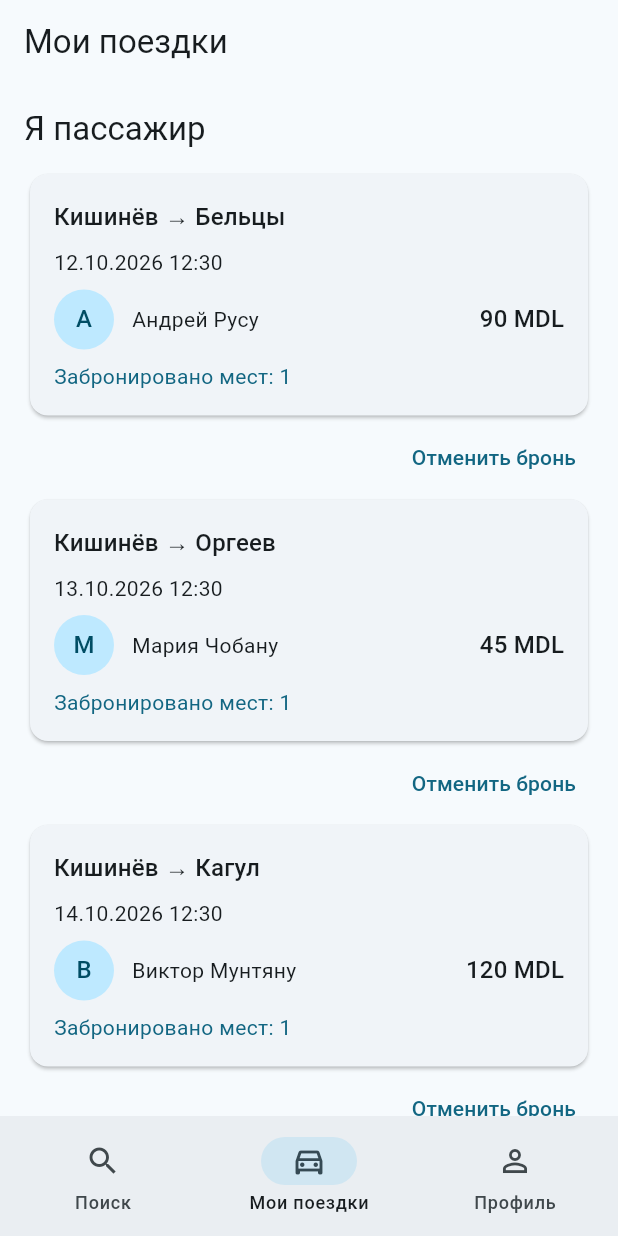
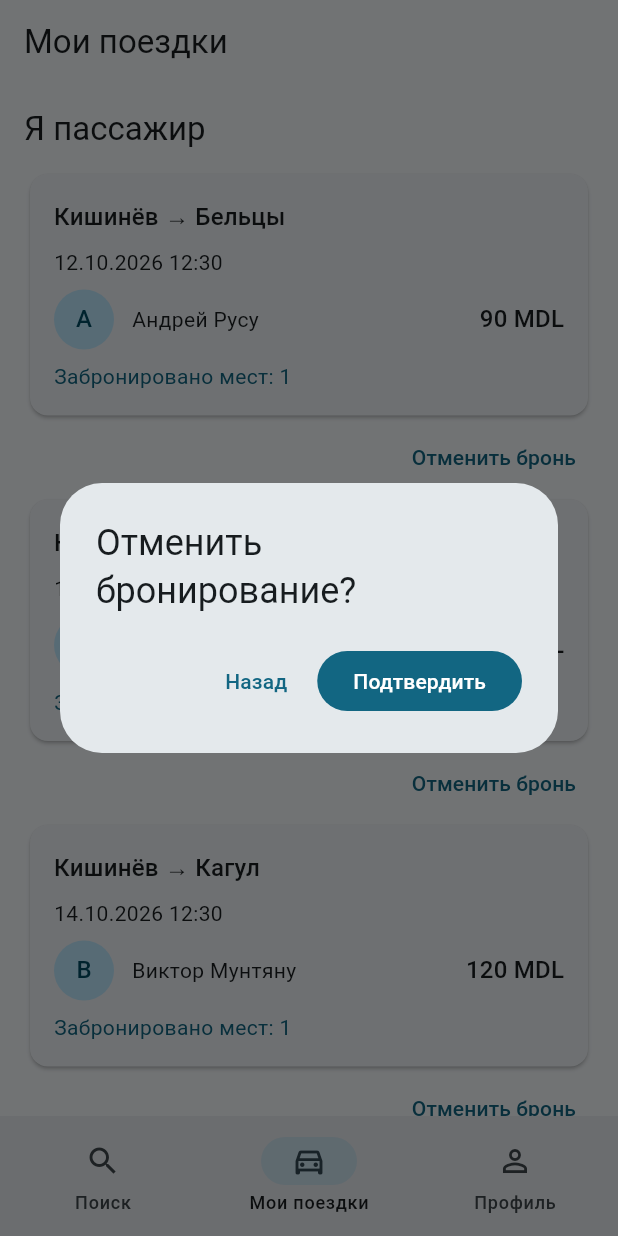
Before and after one commit to Susanna-msoillik/pam, a Flutter app: the MyTripsPage screen opened by its route, after a tap on "Отменить бронь", on a phone screen of 412 x 824 dp. Run offline on Flutter 3.47's test engine with Material 3 defaults, Android fonts, the phone set to English and light mode, and no system bars; our stand-ins replace go_router.

Commit message:
диалоги отмены и выхода

```diff
--- a/lib/screens/my_trips.dart
+++ b/lib/screens/my_trips.dart
@@ -3,6 +3,7 @@ import 'package:flutter/material.dart';
 import '../data/car_route.dart';
 import '../data/mock_data.dart';
 import '../widgets/route_card.dart';
+import '../widgets/confirmation.dart';
 
 class MyTripsPage extends StatelessWidget {
   final ValueChanged<CarRoute>? onOpen;
@@ -34,7 +35,19 @@ class MyTripsPage extends StatelessWidget {
                   Align(
                     alignment: Alignment.centerRight,
                     child: TextButton(
-                      onPressed: () {},
+                      onPressed: () async {
+                        if (await confirmAction(
+                              context,
+                              'Отменить бронирование?',
+                            ) &&
+                            context.mounted) {
+                          ScaffoldMessenger.of(context).showSnackBar(
+                            const SnackBar(
+                              content: Text('Бронирование отменено'),
+                            ),
+                          );
+                        }
+                      },
                       child: const Text('Отменить бронь'),
                     ),
                   ),
--- a/lib/screens/publish_route.dart
+++ b/lib/screens/publish_route.dart
@@ -75,8 +75,9 @@ class _PublishRoutePageState extends State<PublishRoutePage> {
             textCapitalization: TextCapitalization.words,
             decoration: const InputDecoration(labelText: 'Куда'),
             validator: (v) {
-              if (v == null || v.trim().isEmpty)
+              if (v == null || v.trim().isEmpty) {
                 return 'Введите город назначения';
+              }
               return v.trim().toLowerCase() == _from.text.trim().toLowerCase()
                   ? 'Города должны отличаться'
                   : null;
--- /dev/null
+++ b/lib/widgets/confirmation.dart
@@ -0,0 +1,21 @@
+import 'package:flutter/material.dart';
+
+Future<bool> confirmAction(BuildContext context, String title) async {
+  return await showDialog<bool>(
+        context: context,
+        builder: (dialogContext) => AlertDialog(
+          title: Text(title),
+          actions: [
+            TextButton(
+              onPressed: () => Navigator.of(dialogContext).pop(false),
+              child: const Text('Назад'),
+            ),
+            FilledButton(
+              onPressed: () => Navigator.of(dialogContext).pop(true),
+              child: const Text('Подтвердить'),
+            ),
+          ],
+        ),
+      ) ??
+      false;
+}
```
Also changed, not shown: lib/screens/profile.dart (+9 -1 lines).
